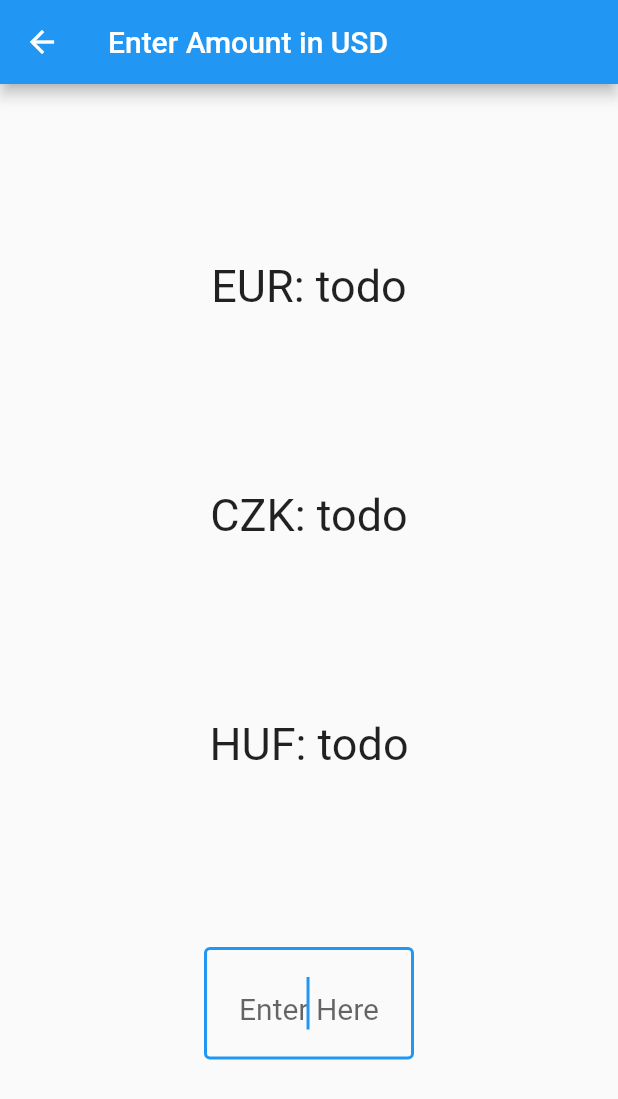
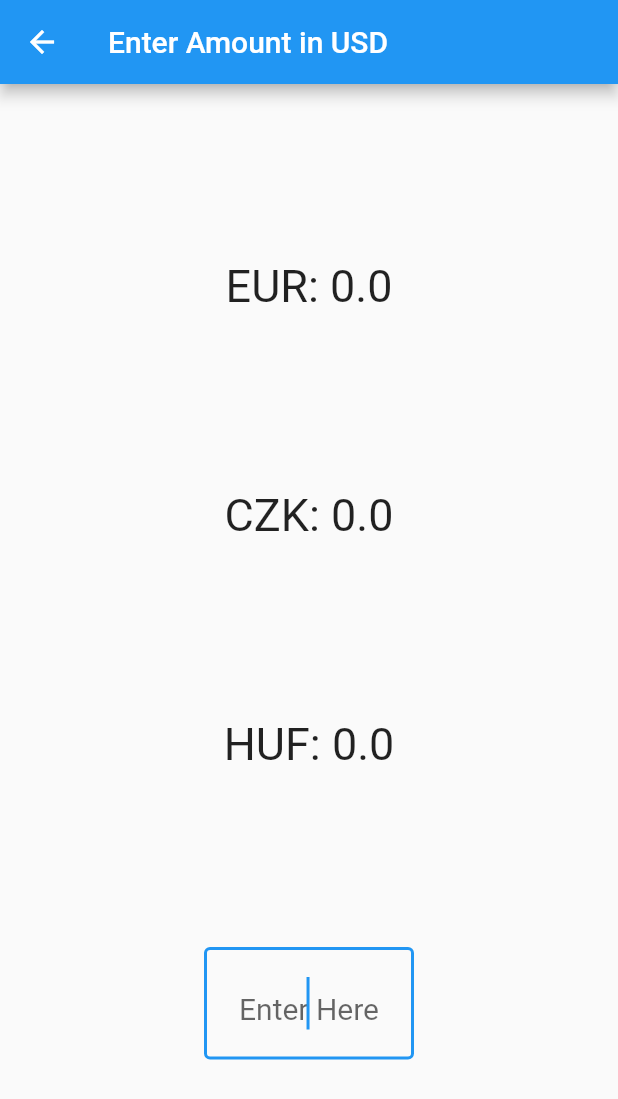
Before and after one commit to thatzenbuhler/Currency-Tracker, a Flutter app: the USDBase screen opened directly, on a phone screen of 412 x 824 dp. Shown: the top 1099 px of the screen. Run offline on Flutter 3.47's test engine with Material 2 defaults, Android fonts, the phone set to English and light mode, and no system bars.

```diff
--- a/lib/pages/conversions/USDBase.dart
+++ b/lib/pages/conversions/USDBase.dart
@@ -1,7 +1,15 @@
 import 'package:flutter/material.dart';
-//import 'package:flutter/services.dart';
 
-class USDBase extends StatelessWidget {
+class USDBase extends StatefulWidget {
+  @override
+  _USDBaseState createState() => _USDBaseState();
+}
+
+class _USDBaseState extends State<USDBase> {
+  double eur = 0.0;
+  double czk = 0.0;
+  double huf = 0.0;
+
   @override
   Widget build(BuildContext context) {
     return Scaffold(
@@ -12,9 +20,9 @@ class USDBase extends StatelessWidget {
         child: Column(
           mainAxisAlignment: MainAxisAlignment.spaceEvenly,
           children: <Widget>[
-            Text('EUR: todo', style: TextStyle(fontSize: 30)),
-            Text('CZK: todo', style: TextStyle(fontSize: 30)),
-            Text('HUF: todo', style: TextStyle(fontSize: 30)),
+            Text('EUR: $eur', style: TextStyle(fontSize: 30)),
+            Text('CZK: $czk', style: TextStyle(fontSize: 30)),
+            Text('HUF: $huf', style: TextStyle(fontSize: 30)),
             Container(
               width: 140,
               child: TextField(
@@ -29,6 +37,11 @@ class USDBase extends StatelessWidget {
                 ),
                 onChanged: (String input) {
                   print('Changed');
+                  setState(() {
+                    eur++;
+                    czk++;
+                    huf++;
+                  });
                 },
               ),
             )
```
Also changed, not shown: lib/pages/conversions/CZKBase.dart (+13 -4 lines), lib/pages/conversions/EURBase.dart (+13 -4 lines), lib/pages/conversions/HUFBase.dart (+13 -4 lines).
